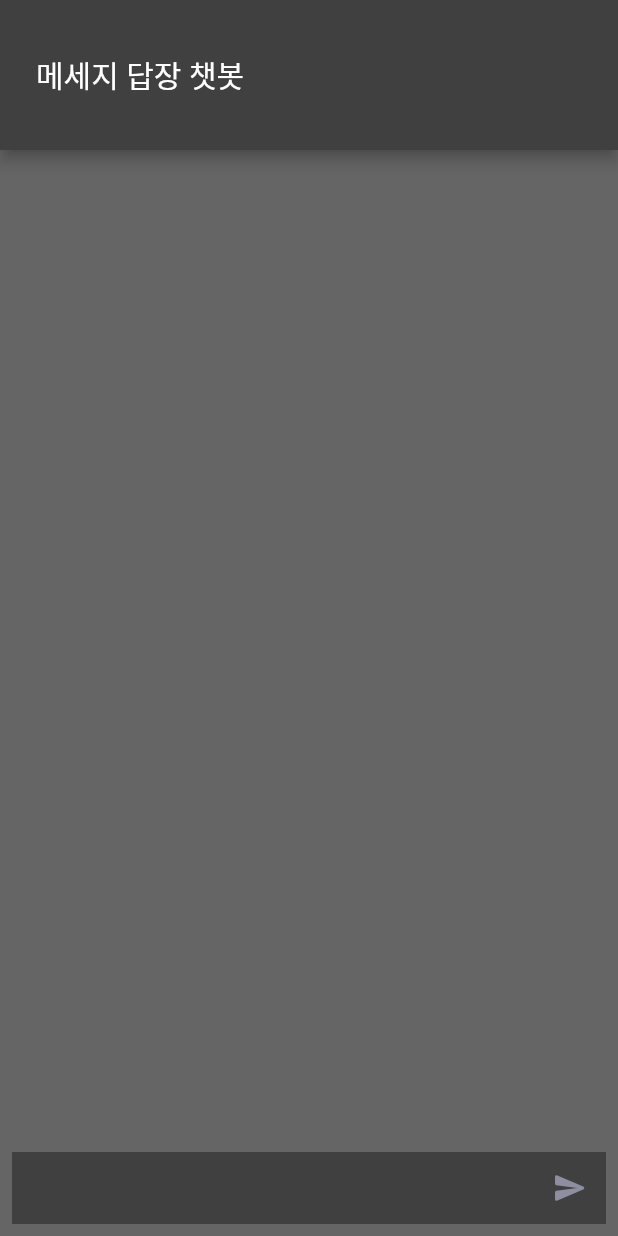
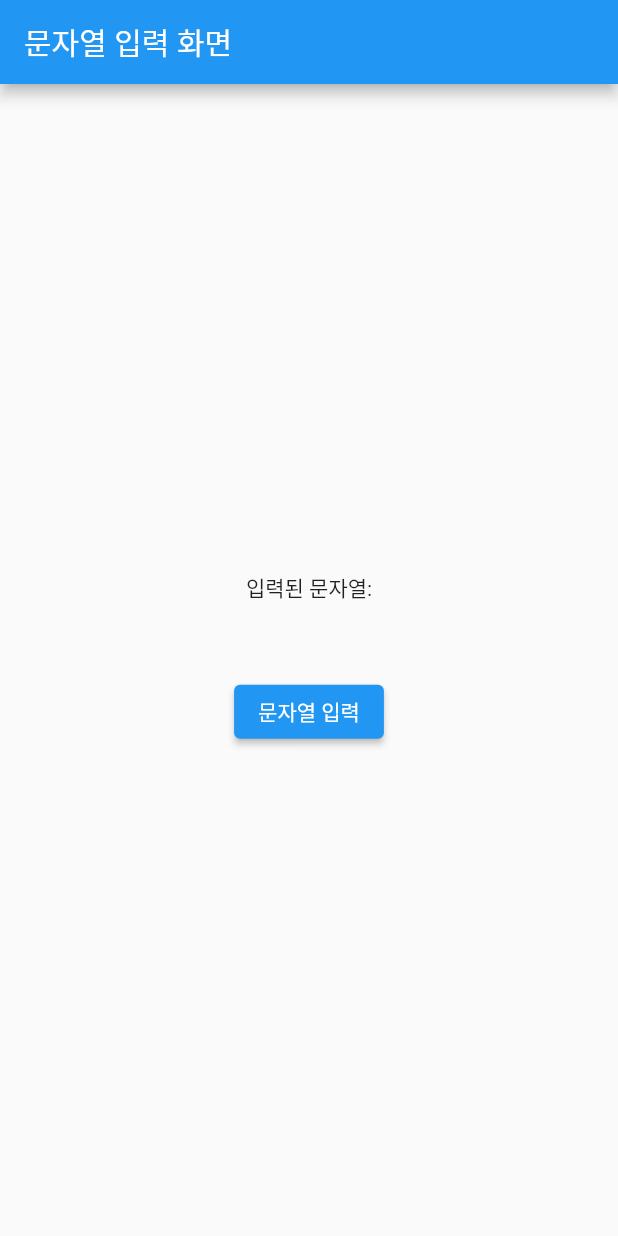
Before and after one commit to dgh06175/chatbot-using-ChatGPT, a Flutter app: the screen it shows after launch, on a phone screen of 412 x 824 dp. Run offline on Flutter 3.47's test engine with Material 2 defaults, Android fonts, the phone set to English and light mode, and no system bars.

Commit message:
home 화면 (데모) 추가.

```diff
--- a/lib/main.dart
+++ b/lib/main.dart
@@ -1,5 +1,6 @@
 import 'package:flutter/material.dart';
-import 'screen/screen.dart';
+//import 'screen/screen.dart';
+import 'screen/home.dart';
 
 void main() {
   runApp(MyApp());
@@ -10,9 +11,10 @@ class MyApp extends StatelessWidget {
 
   @override
   Widget build(BuildContext context) {
-    return const MaterialApp(
+    return MaterialApp(
       debugShowCheckedModeBanner: false,
-      home: ChatPage(),
+      //home: ChatPage(),
+      home: MyHomePage(),
     );
   }
 }
--- /dev/null
+++ b/lib/screen/home.dart
@@ -0,0 +1,66 @@
+import 'package:flutter/material.dart';
+
+class MyHomePage extends StatefulWidget {
+  @override
+  _MyHomePageState createState() => _MyHomePageState();
+}
+
+class _MyHomePageState extends State<MyHomePage> {
+  String inputText = '';
+
+  @override
+  Widget build(BuildContext context) {
+    return Scaffold(
+      appBar: AppBar(
+        title: Text('문자열 입력 화면'),
+      ),
+      body: Center(
+        child: Column(
+          mainAxisAlignment: MainAxisAlignment.center,
+          children: <Widget>[
+            Text(
+              '입력된 문자열:',
+            ),
+            Text(
+              inputText,
+              style: TextStyle(fontSize: 24),
+            ),
+            SizedBox(height: 20),
+            ElevatedButton(
+              onPressed: () {
+                _showInputDialog(context);
+              },
+              child: Text('문자열 입력'),
+            ),
+          ],
+        ),
+      ),
+    );
+  }
+
+  void _showInputDialog(BuildContext context) {
+    showDialog(
+      context: context,
+      builder: (BuildContext context) {
+        return AlertDialog(
+          title: Text('문자열 입력'),
+          content: TextField(
+            onChanged: (value) {
+              setState(() {
+                inputText = value;
+              });
+            },
+          ),
+          actions: <Widget>[
+            ElevatedButton(
+              child: Text('확인'),
+              onPressed: () {
+                Navigator.of(context).pop();
+              },
+            ),
+          ],
+        );
+      },
+    );
+  }
+}
```
